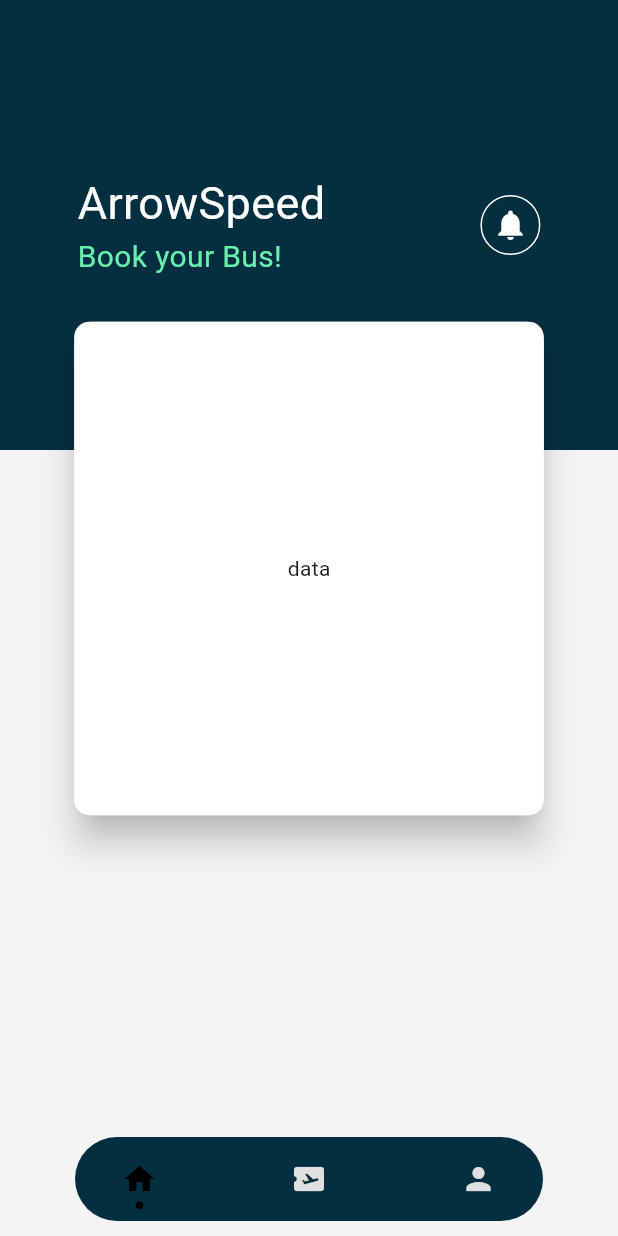
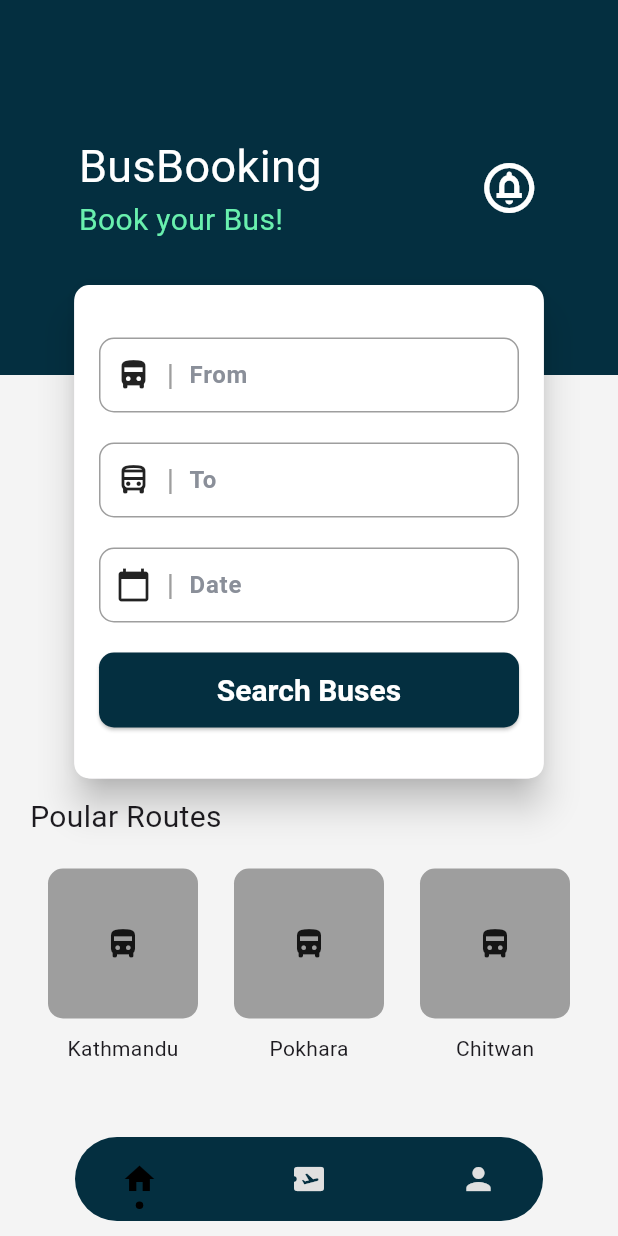
Before and after one commit to yas2003ser/bus_booking, a Flutter app: the HomeScreen screen opened by its route, on a phone screen of 412 x 824 dp. Run offline on Flutter 3.47's test engine with Material 3 defaults, Android fonts, the light colour scheme and no system bars; drawn by our look-alikes of dot_navigation_bar; our stand-ins replace another_flutter_splash_screen, flutter_riverpod.

Commit message:
home screen 70 %

```diff
--- a/lib/screens/auth/login/login.dart
+++ b/lib/screens/auth/login/login.dart
@@ -4,7 +4,6 @@ import 'package:bus_booking/config/routes/routes.dart';
 import 'package:bus_booking/core/util/img_assets.dart';
 import 'package:flutter/cupertino.dart';
 import 'package:flutter/material.dart';
-
 
 class Login extends StatefulWidget {
   const Login({super.key});
@@ -42,18 +41,11 @@ class _LoginState extends State<Login> {
                 ),
                 SizedBox(height: size.height * 0.023),
                 Text(
-                  "Welcome to Bus Booking App",
+                  "Welcome to Bus Booking",
+                  textAlign: TextAlign.center,
                   style: Theme.of(context).textTheme.headline5,
                 ),
-                SizedBox(height: size.height * 0.018),
-                Text(
-                  "sign in",
-                  style: Theme.of(context)
-                      .textTheme
-                      .titleLarge!
-                      .copyWith(fontSize: 15, color: Colors.black),
-                ),
-                SizedBox(height: size.height * 0.020),
+                SizedBox(height: size.height * 0.045),
                 Form(
                   key: _formKey,
                   child: Column(
@@ -118,7 +110,7 @@ class _LoginState extends State<Login> {
                 ),
                 SizedBox(height: size.height * 0.021),
                 ElevatedButton(
-                  onPressed: ()  {
+                  onPressed: () {
                     if (_formKey.currentState!.validate()) {
                       Navigator.pushNamed(context, Routes.home);
                     }
--- a/lib/screens/navBarScreens/home.dart
+++ b/lib/screens/navBarScreens/home.dart
@@ -1,3 +1,4 @@
+import 'package:bus_booking/widgets/search_card.dart';
 import 'package:flutter/material.dart';
 
 class Home extends StatelessWidget {
@@ -5,24 +6,25 @@ class Home extends StatelessWidget {
 
   @override
   Widget build(BuildContext context) {
-    return Stack(
+    return SingleChildScrollView(
+      child: Stack(
         alignment: Alignment.center,
         children: [
           Column(
+            crossAxisAlignment: CrossAxisAlignment.start,
             children: [
               Container(
-              height: 300,
+                height: 250,
                 width: double.infinity,
                 color: const Color(0xff042F40),
-              child: Center(
-                child: Row(
+                child: const Row(
                   mainAxisAlignment: MainAxisAlignment.spaceAround,
                   children: [
-                    const Column(
+                    Column(
                       mainAxisAlignment: MainAxisAlignment.center,
                       crossAxisAlignment: CrossAxisAlignment.start,
                       children: [
-                        Text("ArrowSpeed",
+                        Text("BusBooking",
                             style:
                                 TextStyle(color: Colors.white, fontSize: 30)),
                         Text("Book your Bus!",
@@ -31,39 +33,83 @@ class Home extends StatelessWidget {
                                 color: Colors.greenAccent, fontSize: 20)),
                       ],
                     ),
-                    Container(
-                      height: 40,
-                      width: 40,
-                      decoration: BoxDecoration(
-                        color: Colors.transparent,
-                        shape: BoxShape.circle,
-                        border: Border.all(color: Colors.white, width: 1),
-                      ),
-                      child:
-                          const Icon(Icons.notifications, color: Colors.white),
+                    Icon(
+                      Icons.circle_notifications_outlined,
+                      color: Colors.white,
+                      size: 40,
                     )
                   ],
                 ),
               ),
+              const SizedBox(height: 280),
+              Padding(
+                padding: const EdgeInsets.symmetric(horizontal: 20),
+                child: Column(
+                  crossAxisAlignment: CrossAxisAlignment.start,
+                  children: [
+                    const Text(
+                      "Poular Routes",
+                      style: TextStyle(fontSize: 20),
+                    ),
+                    const SizedBox(height: 20),
+                    Row(
+                      mainAxisAlignment: MainAxisAlignment.spaceAround,
+                      children: [
+                        Column(
+                          children: [
+                            Container(
+                              height: 100,
+                              width: 100,
+                              decoration: BoxDecoration(
+                                borderRadius: BorderRadius.circular(10),
+                                color: Colors.grey,
+                              ),
+                              child: const Icon(Icons.directions_bus_filled),
+                            ),
+                            const SizedBox(height: 10),
+                            const Text("Kathmandu"),
+                          ],
+                        ),
+                        Column(
+                          children: [
+                            Container(
+                              height: 100,
+                              width: 100,
+                              decoration: BoxDecoration(
+                                borderRadius: BorderRadius.circular(10),
+                                color: Colors.grey,
+                              ),
+                              child: const Icon(Icons.directions_bus_filled),
+                            ),
+                            const SizedBox(height: 10),
+                            const Text("Pokhara"),
+                          ],
+                        ),
+                        Column(
+                          children: [
+                            Container(
+                              height: 100,
+                              width: 100,
+                              decoration: BoxDecoration(
+                                borderRadius: BorderRadius.circular(10),
+                                color: Colors.grey,
+                              ),
+                              child: const Icon(Icons.directions_bus_filled),
+                            ),
+                            const SizedBox(height: 10),
+                            const Text("Chitwan"),
+                          ],
                         ),
                       ],
                     ),
-        const SizedBox(
-          height: 20,
+                  ],
                 ),
-        Card(
-          elevation: 10,
-          child: Container(
-            decoration: BoxDecoration(
-              borderRadius: BorderRadius.circular(10),
-              color: Colors.white,
               ),
-            width: 313,
-            height: 329,
-            child: const Center(child: Text("data")),
+            ],
           ),
-        )
+          const SearchCard(),
         ],
+      ),
     );
   }
 }
--- /dev/null
+++ b/lib/widgets/field_search.dart
@@ -0,0 +1,40 @@
+import 'package:flutter/material.dart';
+
+class FieldSearch extends StatelessWidget {
+  const FieldSearch({super.key, required this.icon, required this.text});
+  final IconData icon;
+  final String text;
+
+  @override
+  Widget build(BuildContext context) {
+    return Container(
+      width: 280,
+      height: 50,
+      decoration: BoxDecoration(
+        borderRadius: BorderRadius.circular(10),
+        color: Colors.white,
+        border: Border.all(width: 1, color: Colors.grey),
+      ),
+      child:  Row(
+        children: [
+          const SizedBox(width: 10),
+          Icon(icon),
+          const SizedBox(width: 10),
+          const Text('|', style: TextStyle(color: Colors.grey, fontSize: 20)),
+          const SizedBox(width: 10),
+          Expanded(
+            child: TextField(
+              decoration: InputDecoration(
+                hintText: text,
+                border: InputBorder.none,
+                enabledBorder: InputBorder.none,
+                disabledBorder: InputBorder.none,
+                focusedBorder: InputBorder.none,
+              ),
+            ),
+          )
+        ],
+      ),
+    );
+  }
+}
--- /dev/null
+++ b/lib/widgets/search_card.dart
@@ -0,0 +1,58 @@
+import 'package:bus_booking/widgets/field_search.dart';
+import 'package:flutter/material.dart';
+
+class SearchCard extends StatelessWidget {
+  const SearchCard({super.key});
+
+  @override
+  Widget build(BuildContext context) {
+    return  Card(
+          elevation: 10,
+          child: Container(
+            decoration: BoxDecoration(
+              borderRadius: BorderRadius.circular(10),
+              color: Colors.white,
+            ),
+            width: 313,
+            height: 329,
+            child: Padding(
+              padding: const EdgeInsets.all(15.0),
+              child: Column(
+                children: [
+                  const SizedBox(height: 20),
+                  const FieldSearch(
+                    icon: Icons.directions_bus_filled,
+                    text: 'From',
+                  ),
+                  const SizedBox(height: 20),
+                  const FieldSearch(
+                    icon: Icons.directions_bus_filled_outlined,
+                    text: 'To',
+                  ),
+                  const SizedBox(height: 20),
+                  const FieldSearch(
+                    icon: Icons.calendar_today,
+                    text: 'Date',
+                  ),
+                  const SizedBox(height: 20),
+                  ElevatedButton(
+                    style: ElevatedButton.styleFrom(
+                      backgroundColor: const Color(0xff042F40),
+                      minimumSize: const Size(280, 50),
+                      shape: RoundedRectangleBorder(
+                        borderRadius: BorderRadius.circular(10),
+                      ),
+                    ),
+                    onPressed: () {},
+                    child: const Text(
+                      "Search Buses",
+                      style: TextStyle(fontSize: 20, color: Colors.white),
+                    ),
+                  ),
+                ],
+              ),
+            ),
+          ),
+        );
+  }
+}
```
Also changed, not shown: assets/my_logo.png (added). Lines whose indentation alone changed are shown as unchanged.
